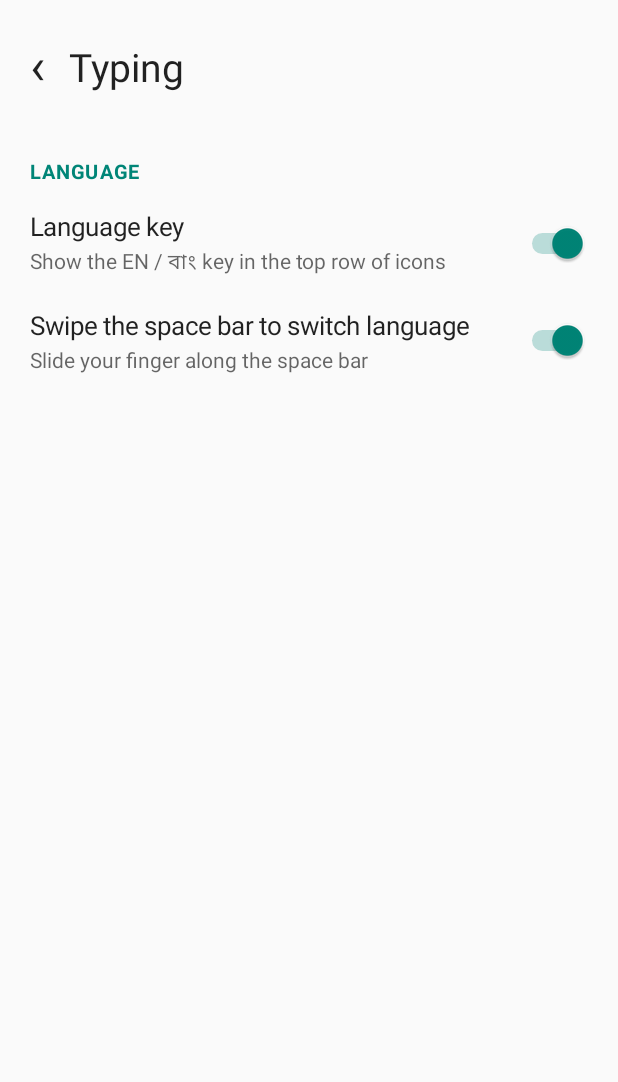
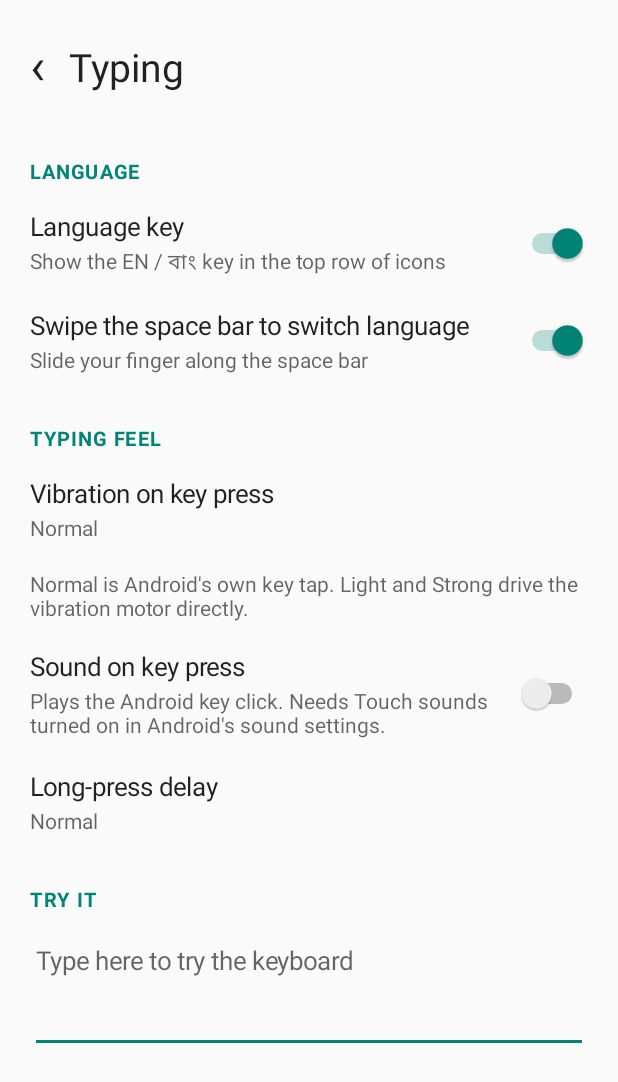
Before and after one commit to i-am-sleepy/Monsoon-Script, an Android app: the SettingsPageActivity screen opened directly, with no data from a screen before it, on a phone screen of 412 x 824 dp. Shown: the top 1082 px of the screen. Run offline under Robolectric (Android 15) with nearby library versions, the phone set to English and light mode, and no system bars; Roboto replaces fonts that are not available here.

Commit message:
[claude-g] G1.4: typing feel settings (vibration Off/Light/Normal/Strong, key sound, long-press delay, Try it box, VIBRATE permission)

```diff
--- a/app/src/main/AndroidManifest.xml
+++ b/app/src/main/AndroidManifest.xml
@@ -1,7 +1,8 @@
 <?xml version="1.0" encoding="utf-8"?>
 <manifest xmlns:android="http://schemas.android.com/apk/res/android">
 
-    <!-- No permissions on purpose. INTERNET is allowed by DECISIONS D10 but is added only when a network feature exists. -->
+    <!-- Only VIBRATE (normal permission, no prompt; D55) for the vibration strength setting. INTERNET is allowed by DECISIONS D10 but is added only when a network feature exists. -->
+    <uses-permission android:name="android.permission.VIBRATE" />
 
     <application
         android:allowBackup="false"
@@ -36,7 +37,8 @@
         <activity
             android:name=".settings.SettingsPageActivity"
             android:exported="false"
-            android:label="@string/app_name" />
+            android:label="@string/app_name"
+            android:windowSoftInputMode="adjustResize|stateHidden" />
 
         <activity
             android:name=".settings.LicensesActivity"
--- a/app/src/main/kotlin/com/monsoonscript/keyboard/ime/MonsoonIme.kt
+++ b/app/src/main/kotlin/com/monsoonscript/keyboard/ime/MonsoonIme.kt
@@ -131,6 +131,7 @@ class MonsoonIme : InputMethodService(), KeyboardView.Listener {
     /** Settings that the view needs to know (read when the view is created, when an input starts and when a setting changes). */
     private fun applyPrefs() {
         keyboard?.setLanguageOptions(Prefs.languageKey(this), Prefs.spaceSwipe(this))
+        keyboard?.setTypingFeel(Prefs.vibration(this), Prefs.keySound(this), Prefs.longPressMs(this))
         showSuggestions = Prefs.showSuggestions(this)
         nextWord = Prefs.nextWord(this)
         typedFirst = Prefs.typedFirst(this)
--- a/app/src/main/kotlin/com/monsoonscript/keyboard/prefs/Prefs.kt
+++ b/app/src/main/kotlin/com/monsoonscript/keyboard/prefs/Prefs.kt
@@ -20,6 +20,13 @@ object Prefs {
     const val LANGUAGE_KEY = "language_key" // default on (D15)
     const val SPACE_SWIPE = "space_swipe" // default on (D15)
 
+    // typing feel (G1.4)
+    const val VIBRATION = "typing_vibration" // Int: 0 Off, 1 Light, 2 Normal (Android's own key tap, as before G1.4), 3 Strong
+    const val KEY_SOUND = "typing_key_sound" // default off
+    const val LONG_PRESS = "typing_long_press" // Int: 0 Short, 1 Normal, 2 Long
+    const val VIB_NORMAL = 2
+    const val LONG_PRESS_NORMAL = 1
+
     // suggestion strip (G1.3): all default on
     const val SHOW_SUGGESTIONS = "suggest_show"
     const val NEXT_WORD = "suggest_next_word"
@@ -34,6 +41,17 @@ object Prefs {
     fun languageKey(context: Context): Boolean = of(context).getBoolean(LANGUAGE_KEY, true)
 
     fun spaceSwipe(context: Context): Boolean = of(context).getBoolean(SPACE_SWIPE, true)
+
+    fun vibration(context: Context): Int = of(context).getInt(VIBRATION, VIB_NORMAL).coerceIn(0, 3)
+
+    fun keySound(context: Context): Boolean = of(context).getBoolean(KEY_SOUND, false)
+
+    /** How long a key is held before its long-press (hint character, globe menu) fires. */
+    fun longPressMs(context: Context): Long = when (of(context).getInt(LONG_PRESS, LONG_PRESS_NORMAL)) {
+        0 -> 220L
+        2 -> 450L
+        else -> 300L
+    }
 
     fun showSuggestions(context: Context): Boolean = of(context).getBoolean(SHOW_SUGGESTIONS, true)
 
--- a/app/src/main/kotlin/com/monsoonscript/keyboard/settings/SettingsPageActivity.kt
+++ b/app/src/main/kotlin/com/monsoonscript/keyboard/settings/SettingsPageActivity.kt
@@ -34,6 +34,15 @@ class SettingsPageActivity : Activity() {
             page.content.add(header(getString(R.string.settings_language_header)))
             page.content.add(switchRow(getString(R.string.settings_language_key), getString(R.string.settings_language_key_summary), Prefs.LANGUAGE_KEY, true))
             page.content.add(switchRow(getString(R.string.settings_space_swipe), getString(R.string.settings_space_swipe_summary), Prefs.SPACE_SWIPE, true))
+            page.content.add(header(getString(R.string.settings_feel_header)))
+            val levels = listOf(R.string.settings_vib_off, R.string.settings_vib_light, R.string.settings_vib_normal, R.string.settings_vib_strong).map { getString(it) }
+            page.content.add(choiceRow(getString(R.string.settings_vibration), Prefs.VIBRATION, levels, Prefs.VIB_NORMAL))
+            page.content.add(note(getString(R.string.settings_vibration_note)))
+            page.content.add(switchRow(getString(R.string.settings_key_sound), getString(R.string.settings_key_sound_summary), Prefs.KEY_SOUND, false))
+            val delays = listOf(R.string.settings_press_short, R.string.settings_press_normal, R.string.settings_press_long).map { getString(it) }
+            page.content.add(choiceRow(getString(R.string.settings_long_press), Prefs.LONG_PRESS, delays, Prefs.LONG_PRESS_NORMAL))
+            page.content.add(header(getString(R.string.settings_try_header)))
+            page.content.add(tryField(getString(R.string.settings_try_hint)))
         }
         return page
     }
--- a/app/src/main/kotlin/com/monsoonscript/keyboard/settings/SettingsUi.kt
+++ b/app/src/main/kotlin/com/monsoonscript/keyboard/settings/SettingsUi.kt
@@ -1,14 +1,17 @@
 package com.monsoonscript.keyboard.settings
 
+import android.app.AlertDialog
 import android.content.Context
 import android.content.res.ColorStateList
 import android.graphics.Color
 import android.graphics.Typeface
 import android.graphics.drawable.Drawable
+import android.text.InputType
 import android.util.TypedValue
 import android.view.Gravity
 import android.view.View
 import android.view.ViewGroup
+import android.widget.EditText
 import android.widget.LinearLayout
 import android.widget.ScrollView
 import android.widget.Switch
@@ -145,6 +148,42 @@ internal class SettingsUi(private val context: Context) {
         }
     }
 
+    /** A row for the Int preference [key] (an index into [options]): the summary shows the current choice, a tap opens a list to pick another. */
+    fun choiceRow(title: String, key: String, options: List<String>, default: Int): View {
+        val prefs = Prefs.of(context)
+        fun current(): Int = prefs.getInt(key, default).coerceIn(0, options.size - 1)
+        val labels = texts(title, options[current()])
+        val summary = labels.getChildAt(1) as TextView
+        return row().apply {
+            addView(labels, weighted())
+            setOnClickListener {
+                AlertDialog.Builder(context)
+                    .setTitle(title)
+                    .setSingleChoiceItems(options.toTypedArray(), current()) { dialog, which ->
+                        prefs.edit().putInt(key, which).apply()
+                        summary.text = options[which]
+                        dialog.dismiss()
+                    }
+                    .setNegativeButton(android.R.string.cancel, null)
+                    .show()
+            }
+        }
+    }
+
+    /** A text field for trying the keyboard right on the settings page. */
+    fun tryField(hint: String): View = LinearLayout(context).apply {
+        setPadding(dp(20), dp(4), dp(20), dp(8))
+        addView(EditText(context).apply {
+            this.hint = hint
+            textSize = 17f
+            setTextColor(primary)
+            setHintTextColor(secondary)
+            inputType = InputType.TYPE_CLASS_TEXT or InputType.TYPE_TEXT_FLAG_MULTI_LINE or InputType.TYPE_TEXT_FLAG_CAP_SENTENCES
+            minLines = 3
+            gravity = Gravity.TOP or Gravity.START
+        }, LinearLayout.LayoutParams(ViewGroup.LayoutParams.MATCH_PARENT, ViewGroup.LayoutParams.WRAP_CONTENT))
+    }
+
     /** A row that opens another page. */
     fun navRow(title: String, summary: String?, onClick: () -> Unit): View = row().apply {
         addView(texts(title, summary), weighted())
--- a/app/src/main/res/values/strings.xml
+++ b/app/src/main/res/values/strings.xml
@@ -12,7 +12,7 @@
     <string name="settings_header">Settings</string>
     <string name="settings_back">Back</string>
     <string name="settings_typing">Typing</string>
-    <string name="settings_typing_summary">Language key and space bar</string>
+    <string name="settings_typing_summary">Language key, space bar, vibration and sound</string>
     <string name="settings_suggestions">Suggestions</string>
     <string name="settings_suggestions_summary">Learning from your typing</string>
     <string name="settings_about">About and licenses</string>
@@ -22,6 +22,21 @@
     <string name="settings_language_key_summary">Show the EN / বাং key in the top row of icons</string>
     <string name="settings_space_swipe">Swipe the space bar to switch language</string>
     <string name="settings_space_swipe_summary">Slide your finger along the space bar</string>
+    <string name="settings_feel_header">Typing feel</string>
+    <string name="settings_vibration">Vibration on key press</string>
+    <string name="settings_vib_off">Off</string>
+    <string name="settings_vib_light">Light</string>
+    <string name="settings_vib_normal">Normal</string>
+    <string name="settings_vib_strong">Strong</string>
+    <string name="settings_vibration_note">Normal is Android\'s own key tap. Light and Strong drive the vibration motor directly.</string>
+    <string name="settings_key_sound">Sound on key press</string>
+    <string name="settings_key_sound_summary">Plays the Android key click. Needs Touch sounds turned on in Android\'s sound settings.</string>
+    <string name="settings_long_press">Long-press delay</string>
+    <string name="settings_press_short">Short</string>
+    <string name="settings_press_normal">Normal</string>
+    <string name="settings_press_long">Long</string>
+    <string name="settings_try_header">Try it</string>
+    <string name="settings_try_hint">Type here to try the keyboard</string>
     <string name="settings_strip_header">Suggestion strip</string>
     <string name="settings_show_suggestions">Show word suggestions</string>
     <string name="settings_show_suggestions_summary">Completions and next words above the keys. Bangla (Avro) typing keeps its own word choices.</string>
```
Also changed, not shown: app/src/main/kotlin/com/monsoonscript/keyboard/view/KeyboardView.kt (+84 -8 lines), 4 other files.
